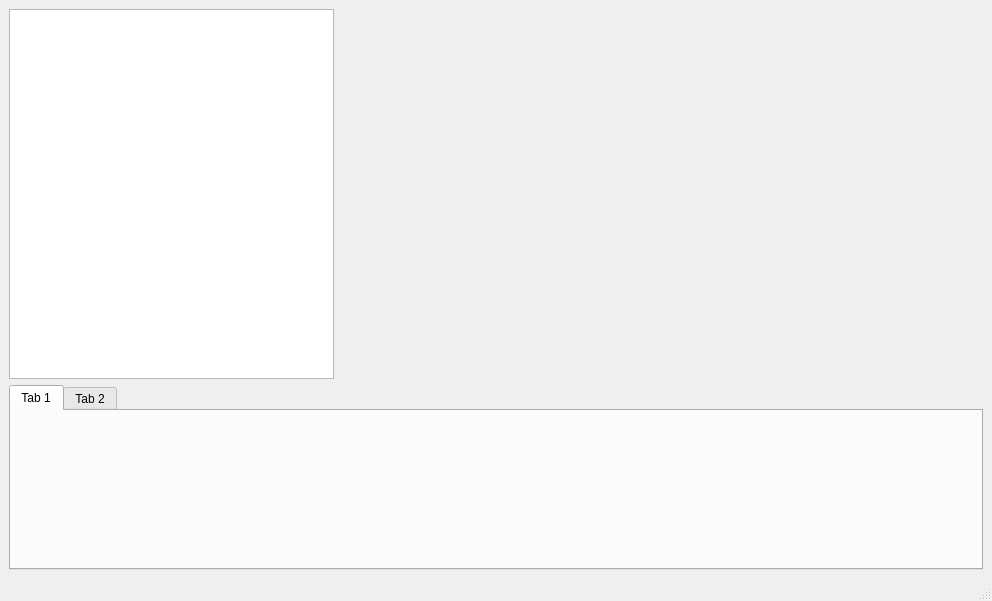
This is mainwindow.ui in ChargeIn/AngularDev as Qt 5 draws it before an edit. The edited form follows.
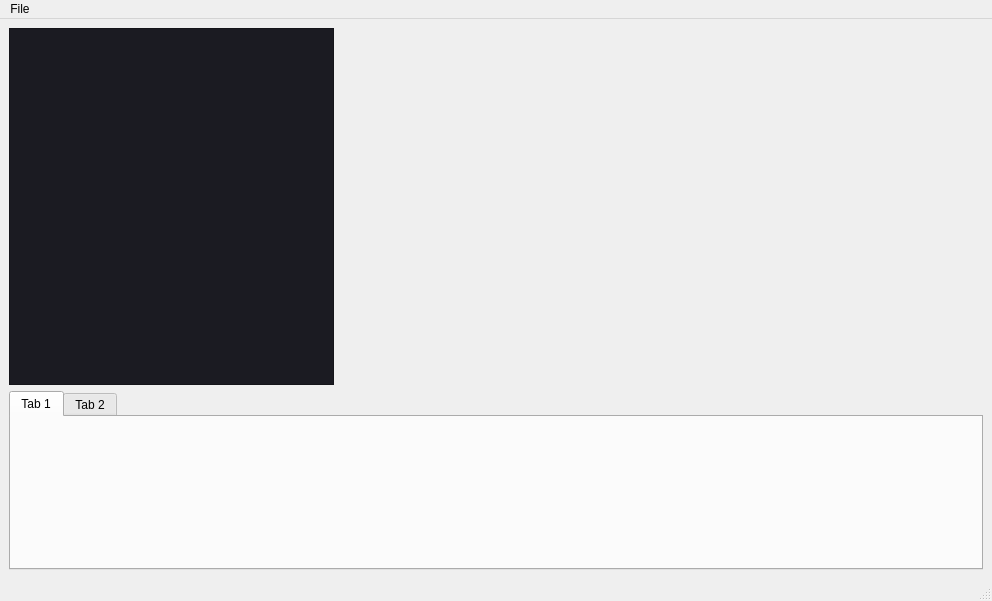
This is the edited form.

Commit message: Started working on styles and reformatted files

The edit to the form file:
```diff
--- a/mainwindow.ui
+++ b/mainwindow.ui
@@ -13,12 +13,28 @@
   <property name="windowTitle">
    <string>MainWindow</string>
   </property>
+        <property name="windowOpacity">
+            <double>1.000000000000000</double>
+        </property>
+        <property name="autoFillBackground">
+            <bool>false</bool>
+        </property>
+        <property name="styleSheet">
+            <string notr="true"/>
+        </property>
   <widget class="QWidget" name="centralwidget">
    <layout class="QVBoxLayout" name="verticalLayout_2" stretch="2,1">
     <item>
      <layout class="QHBoxLayout" name="horizontalLayout" stretch="1,2">
       <item>
-       <widget class="QTreeView" name="treeView"/>
+                            <widget class="QTreeView" name="treeView">
+                                <property name="styleSheet">
+                                    <string notr="true">QWidget {
+                                        background-color: #1b1b22;
+                                        }
+                                    </string>
+                                </property>
+                            </widget>
       </item>
       <item>
        <layout class="QVBoxLayout" name="code"/>
@@ -50,6 +66,18 @@
      <height>22</height>
     </rect>
    </property>
+            <property name="minimumSize">
+                <size>
+                    <width>0</width>
+                    <height>0</height>
+                </size>
+            </property>
+            <widget class="QMenu" name="menuFile">
+                <property name="title">
+                    <string>File</string>
+                </property>
+            </widget>
+            <addaction name="menuFile"/>
   </widget>
   <widget class="QStatusBar" name="statusbar"/>
  </widget>
```
Lines whose indentation alone changed are shown as unchanged. The commit also changes 18 other files.
